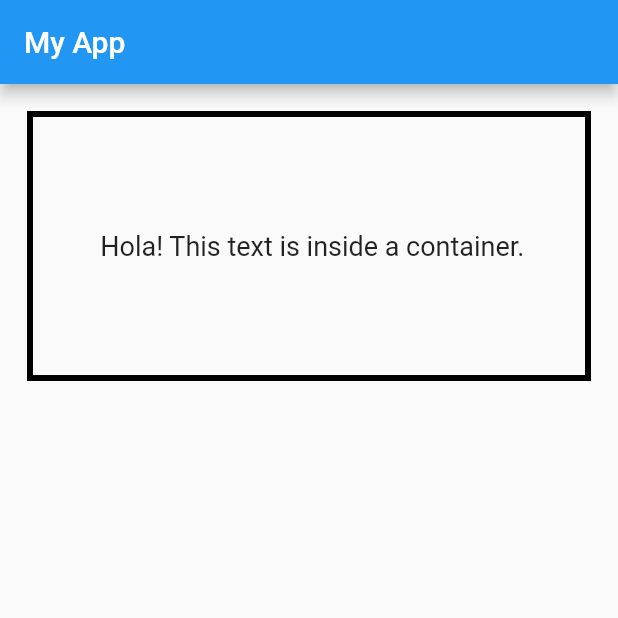
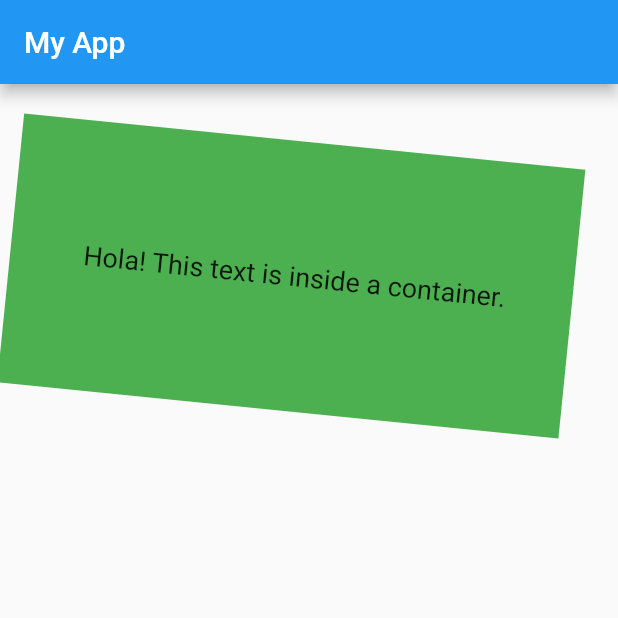
Before and after one commit to Rayean-Mahmud/Flutter-Basics-Practice, a Flutter app: the screen it shows after launch, on a phone screen of 412 x 824 dp, the top half of it. Run offline on Flutter 3.47's test engine with Material 2 defaults, Android fonts, the phone set to English and light mode, and no system bars.

Commit message:
transform // rotating the container with z axis

```diff
--- a/lib/main.dart
+++ b/lib/main.dart
@@ -16,13 +16,11 @@ class MyApp extends StatelessWidget {
         body: Container(
           height: 180,
           width: double.infinity,
-          //color: Colors.green,
+          color: Colors.green,
           alignment: Alignment.center,
           margin: const EdgeInsets.all(18),
           padding: const EdgeInsets.all(32),
-          decoration: BoxDecoration(
-            border: Border.all(color: Colors.black, width: 4),
-          ),
+          transform: Matrix4.rotationZ(0.1),
           child: const Text(" Hola! This text is inside a container.",
               style: TextStyle(fontSize: 18)),
         ),
```
